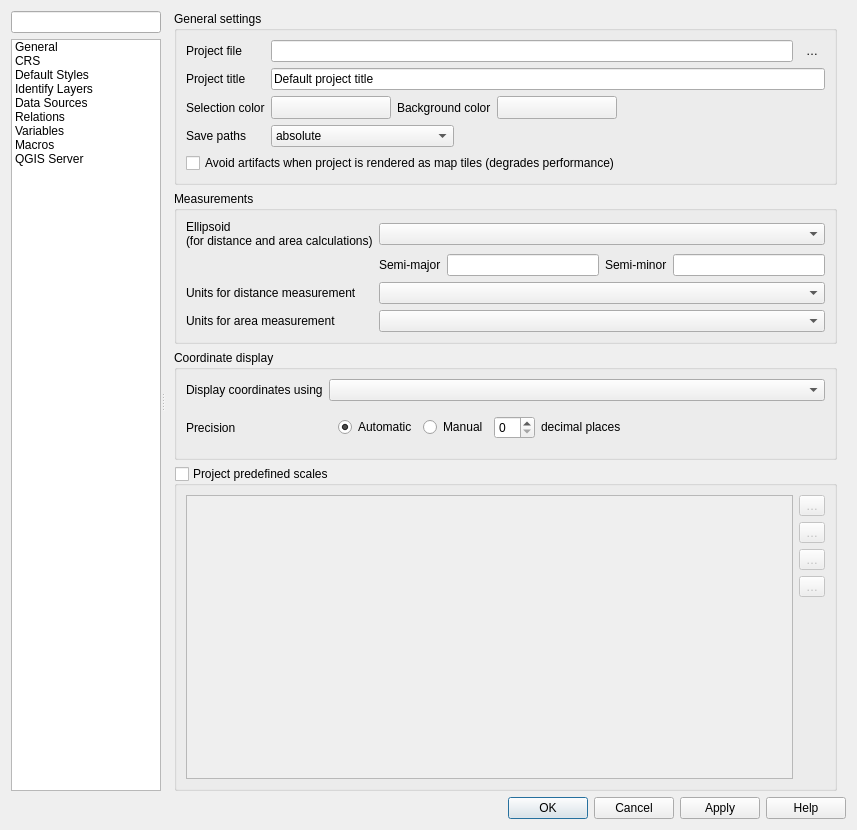
Above: src/ui/qgsprojectpropertiesbase.ui from qgis/QGIS before the change. Below: the same form after it.
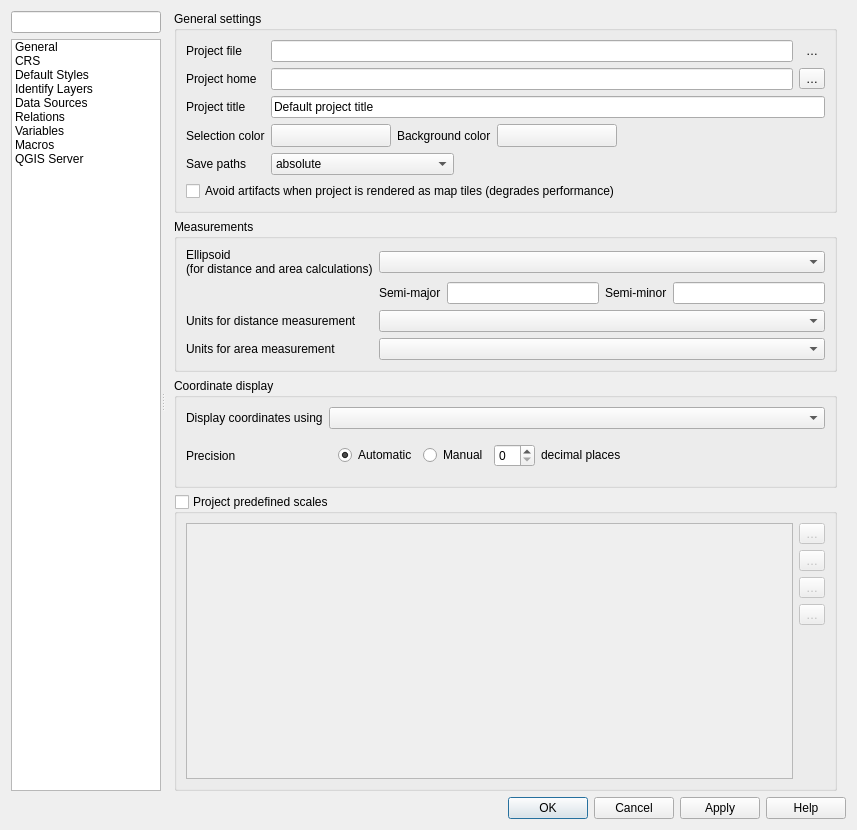
That is the form after the change. Icons and pictures are not drawn. Custom widgets are drawn as their Qt base class.

Commit message: [FEATURE] Allow overwriting the project home path

```diff
--- a/src/ui/qgsprojectpropertiesbase.ui
+++ b/src/ui/qgsprojectpropertiesbase.ui
@@ -288,7 +288,23 @@
                   <string notr="true">projgeneral</string>
                  </property>
                  <layout class="QGridLayout" name="gridLayout_26">
-                  <item row="3" column="0">
+                  <item row="1" column="0">
+                   <widget class="QLabel" name="label_30">
+                    <property name="sizePolicy">
+                     <sizepolicy hsizetype="Maximum" vsizetype="Preferred">
+                      <horstretch>0</horstretch>
+                      <verstretch>0</verstretch>
+                     </sizepolicy>
+                    </property>
+                    <property name="text">
+                     <string>Project home</string>
+                    </property>
+                    <property name="buddy">
+                     <cstring>titleEdit</cstring>
+                    </property>
+                   </widget>
+                  </item>
+                  <item row="4" column="0">
                    <widget class="QLabel" name="label_3">
                     <property name="sizePolicy">
                      <sizepolicy hsizetype="Maximum" vsizetype="Preferred">
@@ -304,7 +320,7 @@
                     </property>
                    </widget>
                   </item>
-                  <item row="3" column="1">
+                  <item row="4" column="1">
                    <widget class="QComboBox" name="cbxAbsolutePath">
                     <item>
                      <property name="text">
@@ -318,8 +334,8 @@
                     </item>
                    </widget>
                   </item>
-                  <item row="0" column="0">
-                   <widget class="QLabel" name="label_4">
+                  <item row="3" column="0">
+                   <widget class="QLabel" name="textLabel1">
                     <property name="sizePolicy">
                      <sizepolicy hsizetype="Maximum" vsizetype="Preferred">
                       <horstretch>0</horstretch>
@@ -327,56 +343,10 @@
                      </sizepolicy>
                     </property>
                     <property name="text">
-                     <string>Project file</string>
+                     <string>Selection color</string>
                     </property>
                     <property name="buddy">
-                     <cstring>titleEdit</cstring>
-                    </property>
-                   </widget>
-                  </item>
-                  <item row="1" column="0">
-                   <widget class="QLabel" name="label_2">
-                    <property name="sizePolicy">
-                     <sizepolicy hsizetype="Maximum" vsizetype="Preferred">
-                      <horstretch>0</horstretch>
-                      <verstretch>0</verstretch>
-                     </sizepolicy>
-                    </property>
-                    <property name="text">
-                     <string>Project title</string>
-                    </property>
-                   </widget>
-                  </item>
-                  <item row="3" column="2" colspan="2">
-                   <spacer>
-                    <property name="orientation">
-                     <enum>Qt::Horizontal</enum>
-                    </property>
-                    <property name="sizeHint" stdset="0">
-                     <size>
-                      <width>40</width>
-                      <height>20</height>
-                     </size>
-                    </property>
-                   </spacer>
-                  </item>
-                  <item row="4" column="0" colspan="4">
-                   <widget class="QCheckBox" name="mMapTileRenderingCheckBox">
-                    <property name="toolTip">
-                     <string>Checking this setting avoids visible edge artifacts when rendering this project as separate map tiles. Rendering performance will be degraded.</string>
-                    </property>
-                    <property name="text">
-                     <string>Avoid artifacts when project is rendered as map tiles (degrades performance)</string>
-                    </property>
-                   </widget>
-                  </item>
-                  <item row="1" column="1" colspan="3">
-                   <widget class="QLineEdit" name="titleEdit">
-                    <property name="toolTip">
-                     <string>Descriptive project name</string>
-                    </property>
-                    <property name="text">
-                     <string>Default project title</string>
+                     <cstring>pbnSelectionColor</cstring>
                     </property>
                    </widget>
                   </item>
@@ -408,8 +378,18 @@
                     </item>
                    </layout>
                   </item>
-                  <item row="2" column="0">
-                   <widget class="QLabel" name="textLabel1">
+                  <item row="5" column="0" colspan="4">
+                   <widget class="QCheckBox" name="mMapTileRenderingCheckBox">
+                    <property name="toolTip">
+                     <string>Checking this setting avoids visible edge artifacts when rendering this project as separate map tiles. Rendering performance will be degraded.</string>
+                    </property>
+                    <property name="text">
+                     <string>Avoid artifacts when project is rendered as map tiles (degrades performance)</string>
+                    </property>
+                   </widget>
+                  </item>
+                  <item row="0" column="0">
+                   <widget class="QLabel" name="label_4">
                     <property name="sizePolicy">
                      <sizepolicy hsizetype="Maximum" vsizetype="Preferred">
                       <horstretch>0</horstretch>
@@ -417,7 +397,7 @@
                      </sizepolicy>
                     </property>
                     <property name="text">
-                     <string>Selection color</string>
+                     <string>Project file</string>
                     </property>
                     <property name="buddy">
                      <cstring>pbnSelectionColor</cstring>
@@ -425,6 +405,29 @@
                    </widget>
                   </item>
                   <item row="2" column="1" colspan="3">
+                   <widget class="QLineEdit" name="titleEdit">
+                    <property name="toolTip">
+                     <string>Descriptive project name</string>
+                    </property>
+                    <property name="text">
+                     <string>Default project title</string>
+                    </property>
+                   </widget>
+                  </item>
+                  <item row="2" column="0">
+                   <widget class="QLabel" name="label_2">
+                    <property name="sizePolicy">
+                     <sizepolicy hsizetype="Maximum" vsizetype="Preferred">
+                      <horstretch>0</horstretch>
+                      <verstretch>0</verstretch>
+                     </sizepolicy>
+                    </property>
+                    <property name="text">
+                     <string>Project title</string>
+                    </property>
+                   </widget>
+                  </item>
+                  <item row="3" column="1" colspan="3">
                    <layout class="QHBoxLayout" name="horizontalLayout_5">
                     <item>
                      <widget class="QgsColorButton" name="pbnSelectionColor">
@@ -495,6 +498,49 @@
                     </item>
                    </layout>
                   </item>
+                  <item row="4" column="2" colspan="2">
+                   <spacer>
+                    <property name="orientation">
+                     <enum>Qt::Horizontal</enum>
+                    </property>
+                    <property name="sizeHint" stdset="0">
+                     <size>
+                      <width>40</width>
+                      <height>20</height>
+                     </size>
+                    </property>
+                   </spacer>
+                  </item>
+                  <item row="1" column="1" colspan="3">
+                   <layout class="QHBoxLayout" name="horizontalLayout_14">
+                    <item>
+                     <widget class="QgsFilterLineEdit" name="mProjectHomeLineEdit">
+                      <property name="toolTip">
+                       <string>Project home path. Leave blank to use the current project file location.</string>
+                      </property>
+                      <property name="readOnly">
+                       <bool>false</bool>
+                      </property>
+                      <property name="clearButtonEnabled">
+                       <bool>false</bool>
+                      </property>
+                     </widget>
+                    </item>
+                    <item>
+                     <widget class="QToolButton" name="mButtonSetProjectHome">
+                      <property name="toolTip">
+                       <string>Set the project home path</string>
+                      </property>
+                      <property name="text">
+                       <string>…</string>
+                      </property>
+                      <property name="autoRaise">
+                       <bool>false</bool>
+                      </property>
+                     </widget>
+                    </item>
+                   </layout>
+                  </item>
                  </layout>
                 </widget>
                </item>
```
Left out of the diff: 12 changed lines with no effect on the pictures. The commit also changes 8 other files.
